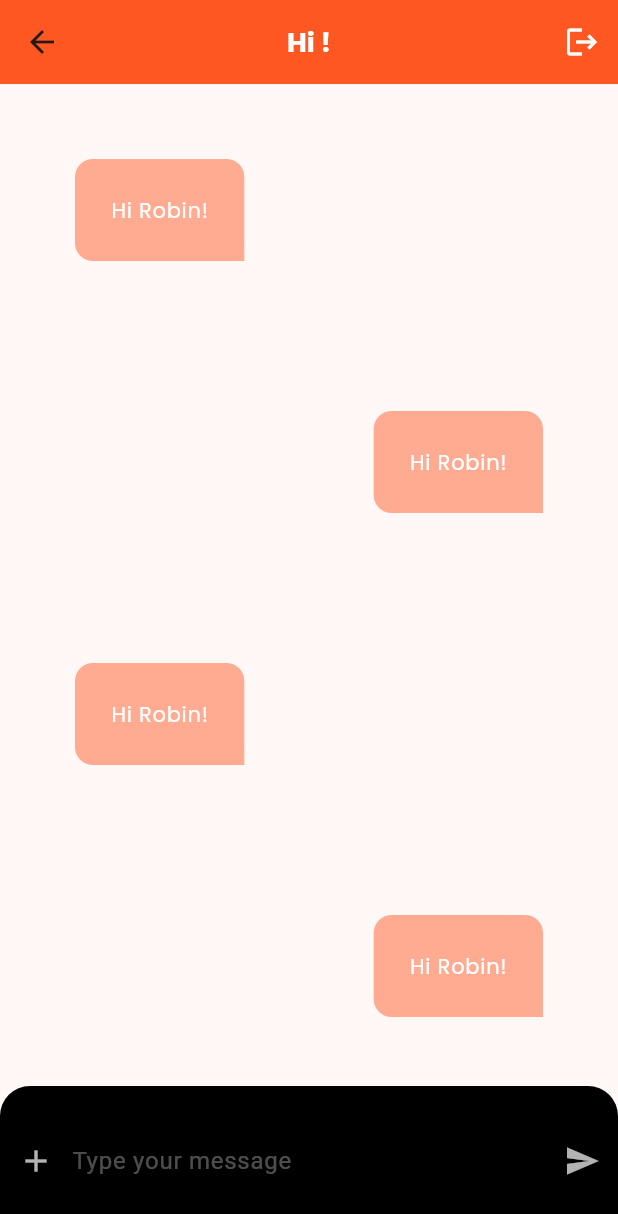
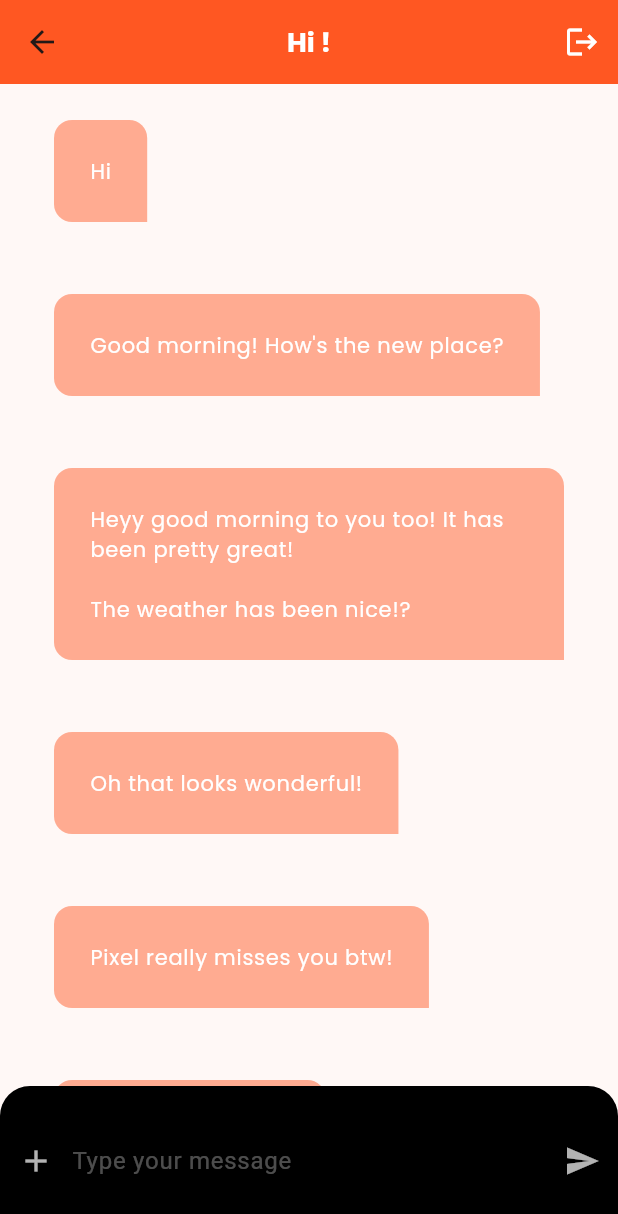
Before and after one commit to robeecodes/flutter-essential-training, a Flutter app: the ChatPage screen opened directly with empty values, on a phone screen of 412 x 824 dp. Shown: the top 1214 px of the screen. Run offline on Flutter 3.47's test engine with Material 3 defaults, Android fonts, the phone set to English and light mode, and no system bars; our stand-ins replace google_fonts; missing offline and left inert: social_media_buttons.

Commit message:
feat(lib/chat_page-&&-lib/models/chat_page_entity): load json data to list

```diff
--- a/chat_app/lib/chat_page.dart
+++ b/chat_app/lib/chat_page.dart
@@ -1,12 +1,44 @@
+import 'dart:convert';
+
 import 'package:chat_app/models/chat_message_entity.dart';
 import 'package:chat_app/utils/brand_colour.dart';
 import 'package:chat_app/widgets/chat_bubble.dart';
 import 'package:chat_app/widgets/chat_input.dart';
 import 'package:flutter/material.dart';
+import 'package:flutter/services.dart';
 import 'package:google_fonts/google_fonts.dart';
 
-class ChatPage extends StatelessWidget {
-  const ChatPage({super.key});
+class ChatPage extends StatefulWidget {
+  ChatPage({super.key});
+
+  @override
+  State<ChatPage> createState() => _ChatPageState();
+}
+
+class _ChatPageState extends State<ChatPage> {
+  List<ChatMessageEntity> _messages = [];
+
+  _initMessages() async {
+    final response =
+        await rootBundle.loadString('lib/assets/mock_messages.json');
+
+    final List<dynamic> decodedList = jsonDecode(response) as List;
+
+    final List<ChatMessageEntity> _chatMessages =
+        decodedList.map((item) => ChatMessageEntity.fromJson(item)).toList();
+
+    print("peeeeee ${_chatMessages.length}");
+
+    setState(() {
+      _messages = _chatMessages;
+    });
+  }
+
+  @override
+  void initState() {
+    _initMessages();
+    super.initState();
+  }
 
   @override
   Widget build(BuildContext context) {
@@ -35,18 +67,13 @@ class ChatPage extends StatelessWidget {
         children: [
           Expanded(
             child: ListView.builder(
-                itemCount: 10,
+                itemCount: _messages.length,
                 itemBuilder: (context, index) {
                   return ChatBubble(
-                    alignment: index % 2 == 0
-                        ? Alignment.centerLeft
-                        : Alignment.centerRight,
-                    entity: ChatMessageEntity(
-                        text: 'Hi Robin!',
-                        id: '1234',
-                        author: Author(username: 'Robin'),
-                        createdAt: DateTime.now()),
-                  );
+                      alignment: _messages[index].author.username == username
+                          ? Alignment.centerRight
+                          : Alignment.centerLeft,
+                      entity: _messages[index]);
                 }),
           ),
           ChatInput()
--- a/chat_app/lib/models/chat_message_entity.dart
+++ b/chat_app/lib/models/chat_message_entity.dart
@@ -11,10 +11,18 @@ class ChatMessageEntity {
       required this.id,
       required this.author,
       required this.createdAt});
+
+  factory ChatMessageEntity.fromJson(Map<String, dynamic> json) {
+    return ChatMessageEntity(text: json['text'], id: json['id'], author: Author.fromJson(json['author']), createdAt: DateTime.fromMillisecondsSinceEpoch(json['createdAt']));
+  }
 }
 
 class Author {
   final String username;
 
   Author({required this.username});
+
+  factory Author.fromJson(Map<String, dynamic> json) {
+    return Author(username: json['username']);
+  }
 }
--- a/chat_app/lib/widgets/chat_bubble.dart
+++ b/chat_app/lib/widgets/chat_bubble.dart
@@ -14,7 +14,7 @@ class ChatBubble extends StatelessWidget {
     return Align(
       alignment: alignment,
       child: Container(
-        margin: const EdgeInsets.all(50),
+        margin: const EdgeInsets.fromLTRB(36, 24, 36, 24),
         padding: const EdgeInsets.all(24),
         decoration: BoxDecoration(
             color: BrandColour.secondaryColour,
--- a/chat_app/pubspec.yaml
+++ b/chat_app/pubspec.yaml
@@ -64,6 +64,7 @@ flutter:
   # To add assets to your application, add an assets section, like this:
   assets:
     - lib/assets/banner_image.png
+    - lib/assets/mock_messages.json
 
   # An image asset can refer to one or more resolution-specific "variants", see
   # https://flutter.dev/assets-and-images/#resolution-aware
```
Also changed, not shown: chat_app/lib/assets/mock_messages.json (added, +52 -0 lines).
